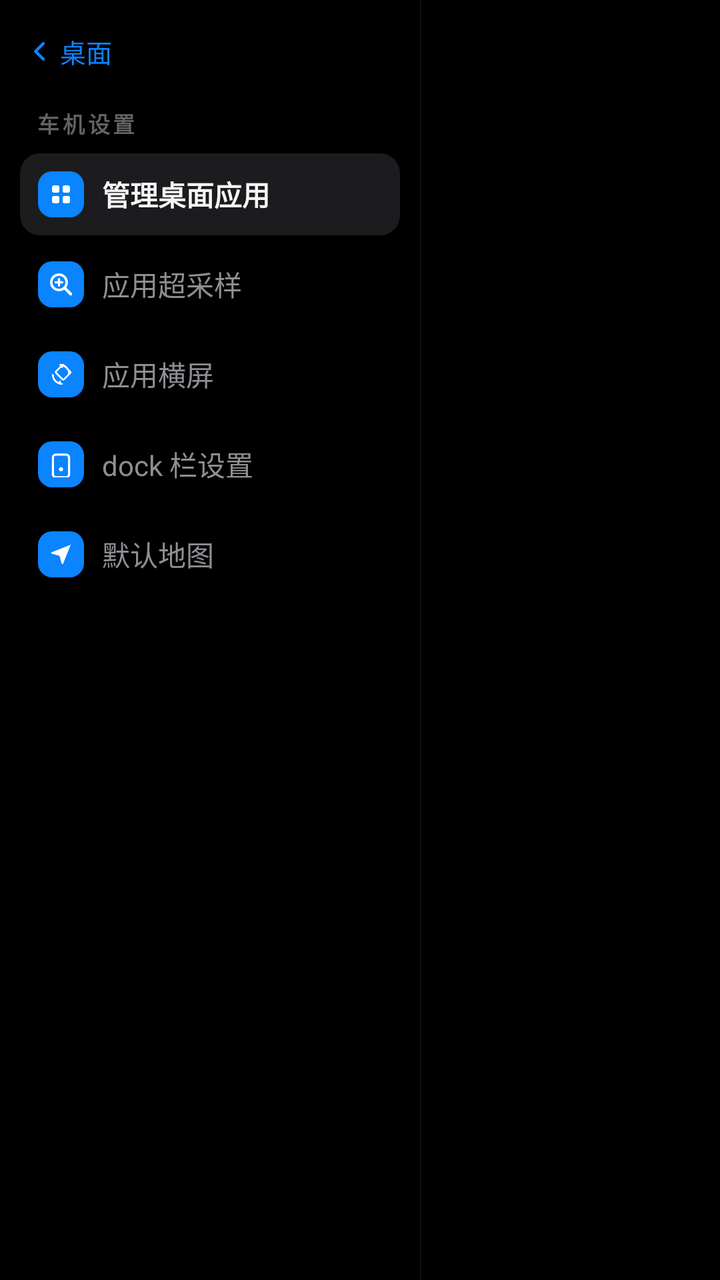
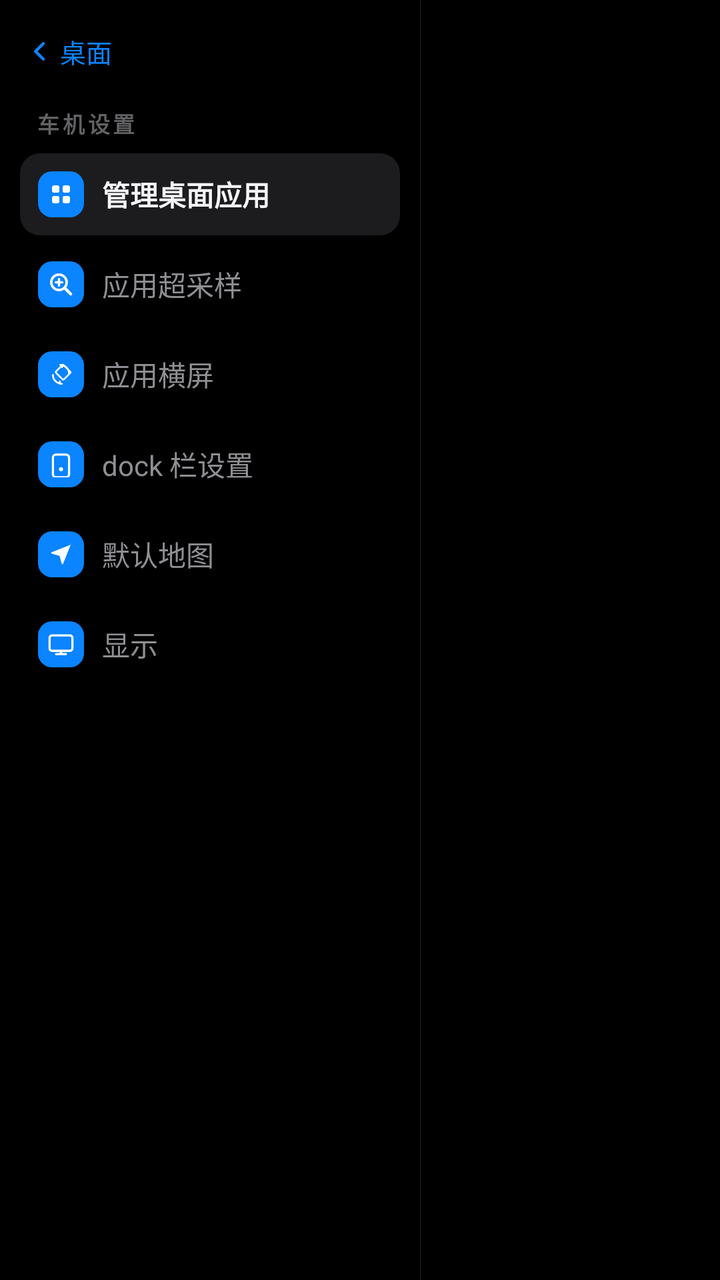

Compare the two renders of this Android layout. The source of the first and the diff that turns it into the second are given below.
<!-- AndroidManifest.xml: activity theme Theme.CarPlaySender.Settings -->
<!-- res/layout/activity_settings.xml -->
<?xml version="1.0" encoding="utf-8"?>
<LinearLayout xmlns:android="http://schemas.android.com/apk/res/android"
    android:layout_width="match_parent"
    android:layout_height="match_parent"
    android:orientation="horizontal"
    android:background="#FF000000">

    
    <LinearLayout
        android:id="@+id/settingsMenu"
        android:layout_width="210dp"
        android:layout_height="match_parent"
        android:orientation="vertical"
        android:paddingLeft="10dp"
        android:paddingRight="10dp"
        android:paddingTop="10dp"
        android:paddingBottom="12dp">

        <TextView
            android:id="@+id/btnBack"
            android:layout_width="wrap_content"
            android:layout_height="wrap_content"
            android:background="?android:attr/selectableItemBackground"
            android:drawableLeft="@drawable/ic_chevron_left"
            android:drawablePadding="4dp"
            android:gravity="center_vertical"
            android:paddingLeft="4dp"
            android:paddingTop="6dp"
            android:paddingRight="10dp"
            android:paddingBottom="6dp"
            android:text="桌面"
            android:textColor="#FF0A84FF"
            android:textSize="13sp" />

        <TextView
            android:layout_width="match_parent"
            android:layout_height="wrap_content"
            android:layout_marginLeft="8dp"
            android:layout_marginTop="12dp"
            android:layout_marginRight="8dp"
            android:letterSpacing="0.14"
            android:text="车机设置"
            android:textColor="#FF636366"
            android:textSize="11sp"
            android:textStyle="bold" />

        <LinearLayout
            android:id="@+id/menuDesktopApps"
            android:layout_width="match_parent"
            android:layout_height="wrap_content"
            android:layout_marginTop="7dp"
            android:background="@drawable/bg_menu_item"
            android:gravity="center_vertical"
            android:orientation="horizontal"
            android:padding="9dp">

            <ImageView
                android:layout_width="23dp"
                android:layout_height="23dp"
                android:background="@drawable/bg_menu_chip"
                android:importantForAccessibility="no"
                android:padding="5dp"
                android:src="@drawable/ic_menu_grid" />

            <TextView
                android:layout_width="wrap_content"
                android:layout_height="wrap_content"
                android:layout_marginLeft="9dp"
                android:text="管理桌面应用"
                android:textColor="#FFF5F5F7"
                android:textSize="14sp"
                android:textStyle="bold" />
        </LinearLayout>

        <LinearLayout
            android:id="@+id/menuSupersample"
            android:layout_width="match_parent"
            android:layout_height="wrap_content"
            android:layout_marginTop="4dp"
            android:background="?android:attr/selectableItemBackground"
            android:gravity="center_vertical"
            android:orientation="horizontal"
            android:padding="9dp">

            <ImageView
                android:layout_width="23dp"
                android:layout_height="23dp"
                android:background="@drawable/bg_menu_chip"
                android:importantForAccessibility="no"
                android:padding="5dp"
                android:src="@drawable/ic_menu_zoom" />

            <TextView
                android:layout_width="wrap_content"
                android:layout_height="wrap_content"
                android:layout_marginLeft="9dp"
                android:text="应用超采样"
                android:textColor="#FF8E8E93"
                android:textSize="14sp" />
        </LinearLayout>

        <LinearLayout
            android:id="@+id/menuOrientation"
            android:layout_width="match_parent"
            android:layout_height="wrap_content"
            android:layout_marginTop="4dp"
            android:background="?android:attr/selectableItemBackground"
            android:gravity="center_vertical"
            android:orientation="horizontal"
            android:padding="9dp">

            <ImageView
                android:layout_width="23dp"
                android:layout_height="23dp"
                android:background="@drawable/bg_menu_chip"
                android:importantForAccessibility="no"
                android:padding="5dp"
                android:src="@drawable/ic_screen_rotation" />

            <TextView
                android:layout_width="wrap_content"
                android:layout_height="wrap_content"
                android:layout_marginLeft="9dp"
                android:text="应用横屏"
                android:textColor="#FF8E8E93"
                android:textSize="14sp" />
        </LinearLayout>

        <LinearLayout
            android:id="@+id/menuDock"
            android:layout_width="match_parent"
            android:layout_height="wrap_content"
            android:layout_marginTop="4dp"
            android:background="?android:attr/selectableItemBackground"
            android:gravity="center_vertical"
            android:orientation="horizontal"
            android:padding="9dp">

            <ImageView
                android:layout_width="23dp"
                android:layout_height="23dp"
                android:background="@drawable/bg_menu_chip"
                android:importantForAccessibility="no"
                android:padding="5dp"
                android:src="@drawable/ic_menu_dock" />

            <TextView
                android:layout_width="wrap_content"
                android:layout_height="wrap_content"
                android:layout_marginLeft="9dp"
                android:text="dock 栏设置"
                android:textColor="#FF8E8E93"
                android:textSize="14sp" />
        </LinearLayout>

        <LinearLayout
            android:id="@+id/menuDefaultMap"
            android:layout_width="match_parent"
            android:layout_height="wrap_content"
            android:layout_marginTop="4dp"
            android:background="?android:attr/selectableItemBackground"
            android:gravity="center_vertical"
            android:orientation="horizontal"
            android:padding="9dp">

            <ImageView
                android:layout_width="23dp"
                android:layout_height="23dp"
                android:background="@drawable/bg_menu_chip"
                android:importantForAccessibility="no"
                android:padding="5dp"
                android:src="@drawable/ic_menu_map" />

            <TextView
                android:layout_width="wrap_content"
                android:layout_height="wrap_content"
                android:layout_marginLeft="9dp"
                android:text="默认地图"
                android:textColor="#FF8E8E93"
                android:textSize="14sp" />
        </LinearLayout>
    </LinearLayout>

    <View
        android:layout_width="1px"
        android:layout_height="match_parent"
        android:background="#FF1E1E21" />

    
    <FrameLayout
        android:layout_width="0dp"
        android:layout_height="match_parent"
        android:layout_weight="1">

        
        <FrameLayout
            android:id="@+id/settingsContainer"
            android:layout_width="match_parent"
            android:layout_height="match_parent"
            android:layout_weight="1" />

        
        <TextView
            android:id="@+id/settingsToast"
            android:layout_width="wrap_content"
            android:layout_height="wrap_content"
            android:layout_gravity="bottom|center_horizontal"
            android:layout_marginBottom="21dp"
            android:alpha="0"
            android:background="@drawable/bg_settings_toast"
            android:paddingLeft="13dp"
            android:paddingTop="7dp"
            android:paddingRight="13dp"
            android:paddingBottom="7dp"
            android:textColor="#FFE5E5EA"
            android:textSize="12sp" />
    </FrameLayout>
</LinearLayout>
<!-- resources referenced by this layout -->
<resources>
  <!-- drawable bg_menu_chip (drawable) -->
  <?xml version="1.0" encoding="utf-8"?>
  <shape xmlns:android="http://schemas.android.com/apk/res/android"
      android:shape="rectangle">
      <solid android:color="#FF0A84FF" />
      <corners android:radius="7dp" />
  </shape>
  <!-- drawable bg_menu_item (drawable) -->
  <?xml version="1.0" encoding="utf-8"?>
  <shape xmlns:android="http://schemas.android.com/apk/res/android"
      android:shape="rectangle">
      <solid android:color="#FF1C1C1F" />
      <corners android:radius="10dp" />
  </shape>
  <!-- drawable bg_settings_toast (drawable) -->
  <?xml version="1.0" encoding="utf-8"?>
  <shape xmlns:android="http://schemas.android.com/apk/res/android"
      android:shape="rectangle">
      <solid android:color="#F01C1C1F" />
      <corners android:radius="8dp" />
  </shape>
  <!-- drawable ic_chevron_left (drawable) -->
  <?xml version="1.0" encoding="utf-8"?>
  <vector xmlns:android="http://schemas.android.com/apk/res/android"
      android:width="12dp"
      android:height="12dp"
      android:viewportWidth="16"
      android:viewportHeight="16">
      <path
          android:pathData="M10.2,2.8 L5,8 L10.2,13.2"
          android:strokeColor="#FF0A84FF"
          android:strokeWidth="2"
          android:strokeLineCap="round"
          android:strokeLineJoin="round"
          android:fillColor="#00000000" />
  </vector>
  <!-- drawable ic_menu_map (drawable) -->
  <?xml version="1.0" encoding="utf-8"?>
  <vector xmlns:android="http://schemas.android.com/apk/res/android"
      android:width="13dp"
      android:height="13dp"
      android:viewportWidth="64"
      android:viewportHeight="64">
      <path
          android:fillColor="#FFFFFFFF"
          android:pathData="M56.3,8.2 L8.9,26.9 c-1.6,0.6 -1.5,2.9 0.2,3.4 l19.3,5.4 5.4,19.3 c0.5,1.7 2.8,1.8 3.4,0.2 L56,7.8 c0.5,-1.3 -0.8,-2.6 -2.1,-2.1 z" />
  </vector>
  <style name="Theme.CarPlaySender.Settings" parent="Theme.CarPlaySender.Launcher">
          <item name="android:windowAnimationStyle">@style/CarPlaySettingsAnimation</item>
      </style>
  <style name="Theme.CarPlaySender.Launcher" parent="Theme.AppCompat.DayNight.NoActionBar">
          <item name="android:windowBackground">@android:color/transparent</item>
          <item name="android:colorBackground">@android:color/transparent</item>
          <item name="android:windowIsTranslucent">true</item>
          <item name="android:statusBarColor">#101418</item>
          <item name="android:windowLightStatusBar">false</item>
      </style>
  <style name="CarPlaySettingsAnimation" parent="">
          <item name="android:activityOpenEnterAnimation">@anim/settings_in</item>
          <item name="android:activityOpenExitAnimation">@anim/stay</item>
          <item name="android:activityCloseEnterAnimation">@anim/stay</item>
          <item name="android:activityCloseExitAnimation">@anim/settings_out</item>
      </style>
  <!-- unchanged entries left out for length: 4 -->
</resources>

<!-- the commit's change to res/layout/activity_settings.xml (unified diff, before → after) -->
@@ -176,6 +176,33 @@
                 android:layout_height="wrap_content"
                 android:layout_marginLeft="9dp"
                 android:text="默认地图"
+                android:textColor="#FF8E8E93"
+                android:textSize="14sp" />
+        </LinearLayout>
+
+        <LinearLayout
+            android:id="@+id/menuDisplay"
+            android:layout_width="match_parent"
+            android:layout_height="wrap_content"
+            android:layout_marginTop="4dp"
+            android:background="?android:attr/selectableItemBackground"
+            android:gravity="center_vertical"
+            android:orientation="horizontal"
+            android:padding="9dp">
+
+            <ImageView
+                android:layout_width="23dp"
+                android:layout_height="23dp"
+                android:background="@drawable/bg_menu_chip"
+                android:importantForAccessibility="no"
+                android:padding="5dp"
+                android:src="@drawable/ic_menu_display" />
+
+            <TextView
+                android:layout_width="wrap_content"
+                android:layout_height="wrap_content"
+                android:layout_marginLeft="9dp"
+                android:text="显示"
                 android:textColor="#FF8E8E93"
                 android:textSize="14sp" />
         </LinearLayout>
<!-- resource entries referenced after the edit -->
@@ -36,6 +36,25 @@
           android:strokeLineJoin="round"
           android:fillColor="#00000000" />
   </vector>
+  <!-- drawable ic_menu_display (drawable) -->
+  <?xml version="1.0" encoding="utf-8"?>
+  <vector xmlns:android="http://schemas.android.com/apk/res/android"
+      android:width="13dp"
+      android:height="13dp"
+      android:viewportWidth="64"
+      android:viewportHeight="64">
+      <path
+          android:fillColor="#00000000"
+          android:pathData="M10,10 h44 a6,6 0 0 1 6,6 v26 a6,6 0 0 1 -6,6 h-44 a6,6 0 0 1 -6,-6 v-26 a6,6 0 0 1 6,-6 z"
+          android:strokeColor="#FFFFFFFF"
+          android:strokeWidth="5.5" />
+      <path
+          android:fillColor="#00000000"
+          android:pathData="M32,48 v8 M20,56 h24"
+          android:strokeColor="#FFFFFFFF"
+          android:strokeWidth="5.5"
+          android:strokeLineCap="round" />
+  </vector>
   <!-- drawable ic_menu_map (drawable) -->
   <?xml version="1.0" encoding="utf-8"?>
   <vector xmlns:android="http://schemas.android.com/apk/res/android"
